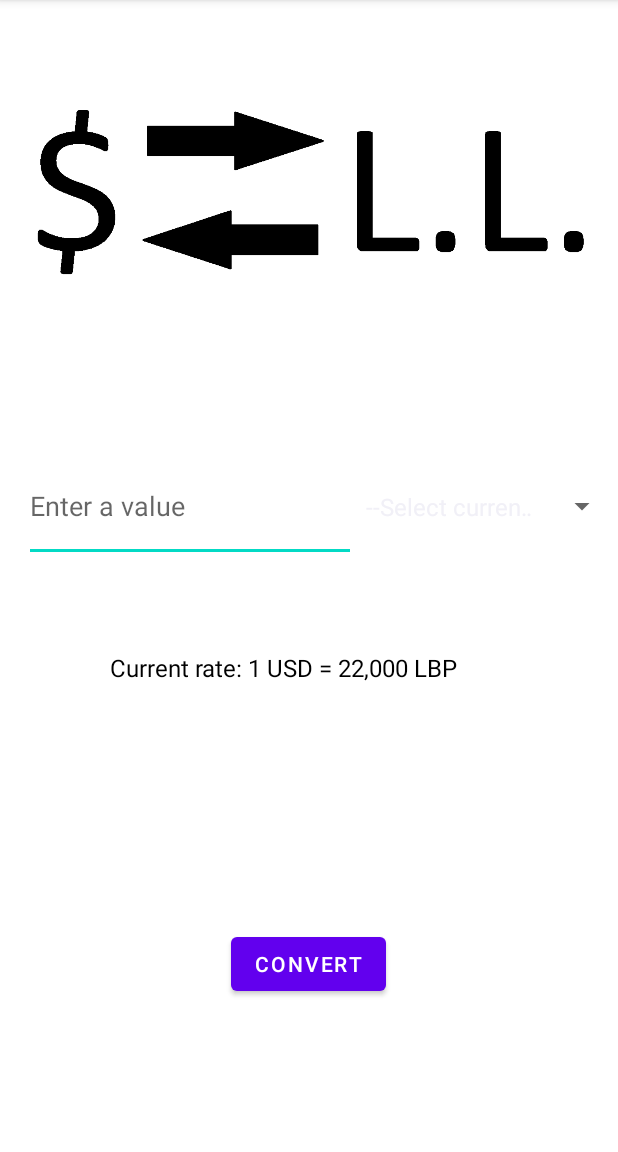
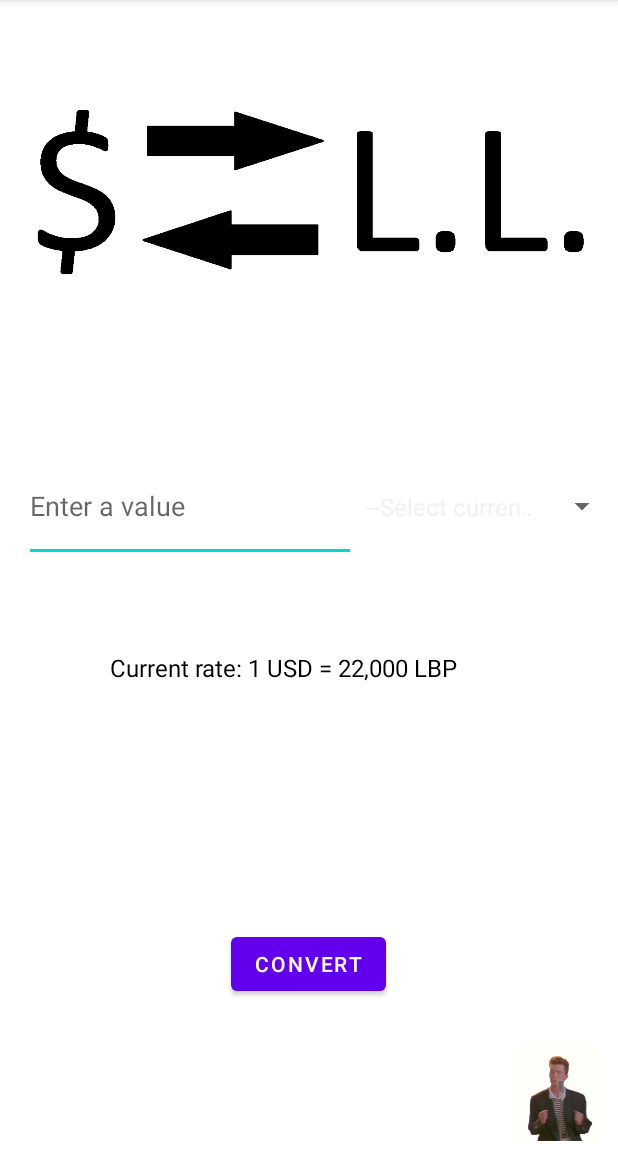
Before and after one commit to TouficAlRifaii/CSC498G-Project-1, an Android app: the Convert screen opened directly, with no data from a screen before it, on a phone screen of 412 x 824 dp, the part 84-1236 px from its top. Run offline under Robolectric (Android 15) with nearby library versions, the phone set to English and light mode, and no system bars.

Commit message:
in this commit i added a small fun easter egg

```diff
--- a/AndroidStudioProjects/Frontend/Currencyconverter/app/src/main/java/com/lau/currencyconverter/Convert.java
+++ b/AndroidStudioProjects/Frontend/Currencyconverter/app/src/main/java/com/lau/currencyconverter/Convert.java
@@ -20,9 +20,9 @@ public class Convert extends AppCompatActivity implements AdapterView.OnItemSele
     private EditText enter;
     private TextView result;
     private ImageView currencies;
-    private boolean isNotImg;
-    private int tag;
+    private boolean isPlaying;
 
+    MediaPlayer player;
     @Override
     protected void onCreate(Bundle savedInstanceState) {
         super.onCreate(savedInstanceState);
@@ -43,18 +43,18 @@ public class Convert extends AppCompatActivity implements AdapterView.OnItemSele
         currencies= (ImageView) findViewById(R.id.imageView3);
         if (position==0){
             currencies.setImageResource(R.drawable.img);
-            tag=R.drawable.img;
-            isNotImg=false;
+
+
         }
         if (position==1){
             currencies.setImageResource(R.drawable.img3);
-            tag=R.drawable.img3;
-            isNotImg=false;
+
+
         }
         if (position==2){
             currencies.setImageResource(R.drawable.img2);
-            tag=R.drawable.img2;
-            isNotImg=false;
+
+
         }
     }
 
@@ -88,4 +88,21 @@ public class Convert extends AppCompatActivity implements AdapterView.OnItemSele
     }
 
 
+    public void rick(View v) {
+        if (player == null) {
+            player = MediaPlayer.create(getApplicationContext(), R.raw.rick);
+        }
+        if (isPlaying == true){
+            player.stop();
+            isPlaying = false;
+            player=null;
+        }
+        else {
+            player.start();
+            isPlaying=true;
+        }
+
+    }
+
+
 }
--- a/AndroidStudioProjects/Frontend/Currencyconverter/app/src/main/res/layout/activity_convert.xml
+++ b/AndroidStudioProjects/Frontend/Currencyconverter/app/src/main/res/layout/activity_convert.xml
@@ -90,4 +90,17 @@
         app:layout_constraintVertical_bias="0.073"
         app:srcCompat="@drawable/img" />
 
+    <ImageView
+        android:id="@+id/rick"
+        android:layout_width="80dp"
+        android:layout_height="65dp"
+        android:onClick="rick"
+        app:layout_constraintBottom_toBottomOf="parent"
+        app:layout_constraintEnd_toEndOf="parent"
+        app:layout_constraintHorizontal_bias="1.0"
+        app:layout_constraintStart_toStartOf="parent"
+        app:layout_constraintTop_toTopOf="parent"
+        app:layout_constraintVertical_bias="0.992"
+        app:srcCompat="@drawable/rick" />
+
 </androidx.constraintlayout.widget.ConstraintLayout>
```
